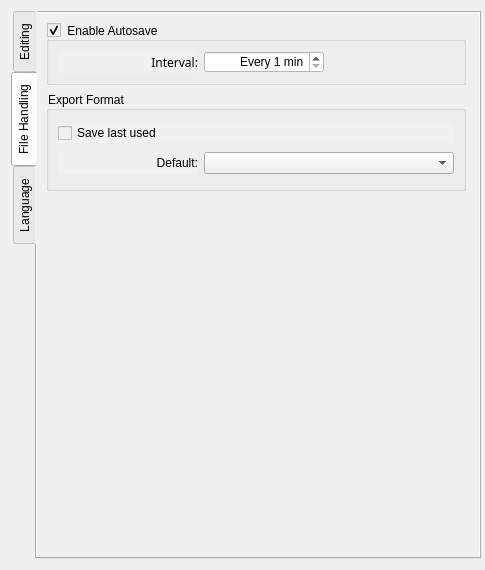
This is src/app/seamly2d/dialogs/configpages/preferencesconfigurationpage.ui in FashionFreedom/Seamly2D as Qt 5 draws it before an edit. The edited form follows.
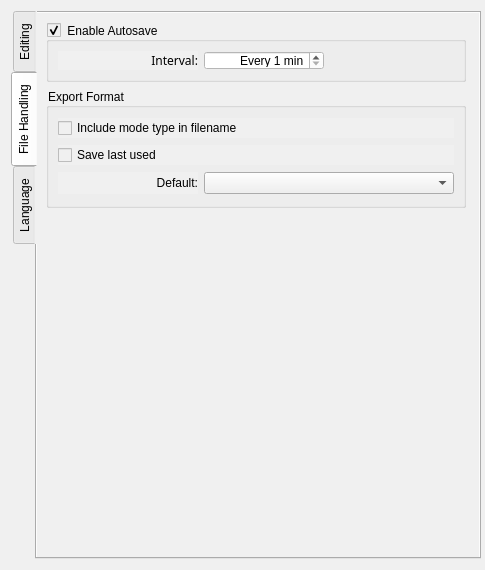
This is the edited form. The open tabs and pages were chosen to show the change. Custom widgets are drawn as their Qt base class.

What changed in the file:
```diff
--- a/src/app/seamly2d/dialogs/configpages/preferencesconfigurationpage.ui
+++ b/src/app/seamly2d/dialogs/configpages/preferencesconfigurationpage.ui
@@ -806,7 +806,7 @@
          <property name="minimumSize">
           <size>
            <width>420</width>
-           <height>100</height>
+           <height>120</height>
           </size>
          </property>
          <property name="maximumSize">
@@ -819,6 +819,13 @@
           <string>Export Format</string>
          </property>
          <layout class="QVBoxLayout" name="verticalLayout_5">
+          <item>
+           <widget class="QCheckBox" name="useModeType_CheckBox">
+            <property name="text">
+             <string>Include mode type in filename</string>
+            </property>
+           </widget>
+          </item>
           <item>
            <widget class="QCheckBox" name="uselastExportFormat_CheckBox">
             <property name="text">
```
Left out of the diff: 2 changed lines with no effect on the pictures.
